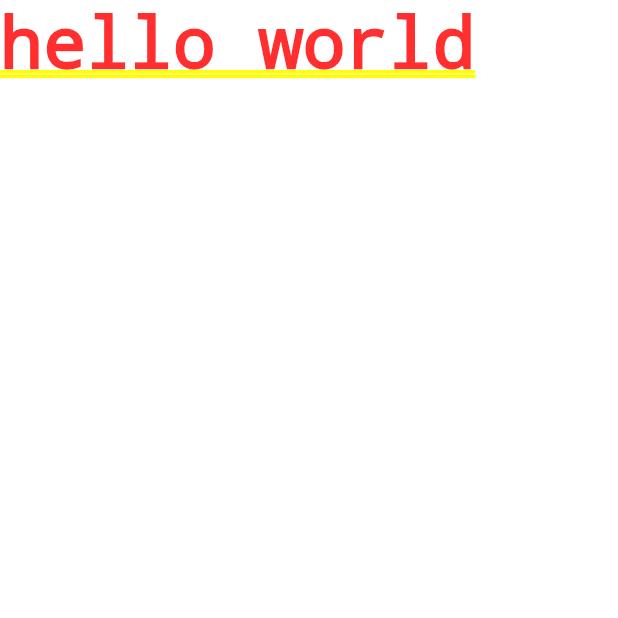
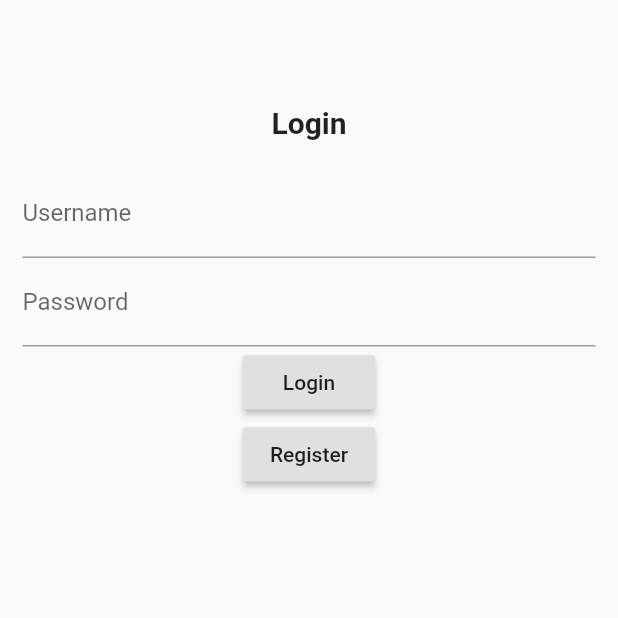
Before and after one commit to FaizIkhwan/flutter-recipe-app, a Flutter app: the screen it shows after launch, on a phone screen of 412 x 824 dp, the top half of it. Run offline on Flutter 3.47's test engine with Material 2 defaults, Android fonts, the phone set to English and light mode, and no system bars.

Commit message:
[] add login screen UI only

```diff
--- /dev/null
+++ b/recipe_app/lib/login_screen.dart
@@ -0,0 +1,96 @@
+import 'package:flutter/material.dart';
+import 'dart:async';
+import 'dart:convert';
+
+class Login extends StatefulWidget {
+  @override
+  _LoginState createState() => _LoginState();
+}
+
+class _LoginState extends State<Login> {
+  TextEditingController usernameController = TextEditingController();
+  TextEditingController passwordController = TextEditingController();
+  var formKey = GlobalKey<FormState>();
+
+  @override
+  Widget build(BuildContext context) {
+    return Scaffold(
+      body: Center(
+        child: Container(
+          margin: EdgeInsets.only(top: 20.0, left: 15.0, right: 15.0),
+          child: Column(
+            children: <Widget>[
+              Container(
+                margin: EdgeInsets.only(top: 50.0, bottom: 20.0),
+                child: Text(
+                  "Login",
+                  style: TextStyle(
+                    fontSize: 20.0,
+                    fontWeight: FontWeight.bold,
+                  ),
+                ),
+              ),
+
+              Form(
+                key: formKey,
+                child: Column(
+                  children: <Widget>[
+                    TextFormField(
+                      controller: usernameController,
+                      validator: (String text) {
+                        if (text.isEmpty) return "Username cannot be empty";
+                      },
+                      decoration: InputDecoration(
+                        labelText: "Username",
+                      ),
+                    ), // end TextFormField Username
+
+                    TextFormField(
+                      controller: passwordController,
+                      obscureText: true, // password
+                      validator: (String text) {
+                        if (text.isEmpty) return "Password cannot be empty";
+                      },
+                      decoration: InputDecoration(
+                        labelText: "Password",
+                      ),
+                    ), // end TextFormField Password
+
+                    RaisedButton(
+                      child: Text("Login"),
+                      onPressed: () {
+                        if (formKey.currentState.validate()) {
+                          String username = usernameController.text;
+                          String password = passwordController.text;
+
+                          print("username: $username");
+                          print("password: $password");
+
+                          login(username, password);
+                        }
+                      },
+                    ), // end RaisedButton
+
+                    RaisedButton(
+                      child: Text("Register"),
+                      onPressed: () {
+                        // Navigator.push(
+                        //   context,
+                        //   MaterialPageRoute(builder: (context) => Register()),
+                        // );
+                      },
+                    ), // end RaisedButton
+                  ],
+                ),
+              ), // end form
+            ],
+          ), // end column
+        ),
+      ),
+    );
+  }
+
+  Future<void> login(String username, String password) async {
+
+  }
+}
--- a/recipe_app/lib/main.dart
+++ b/recipe_app/lib/main.dart
@@ -1,4 +1,5 @@
 import 'package:flutter/material.dart';
+import 'package:recipe_app/login_screen.dart';
 
 void main() {
   runApp(MyApp());
@@ -10,7 +11,7 @@ class MyApp extends StatelessWidget {
     return MaterialApp(
       title: "Recipe App",
       debugShowCheckedModeBanner: false,
-      home: Text("hello world"),
+      home: Login(),
     );
   }
 }
```
